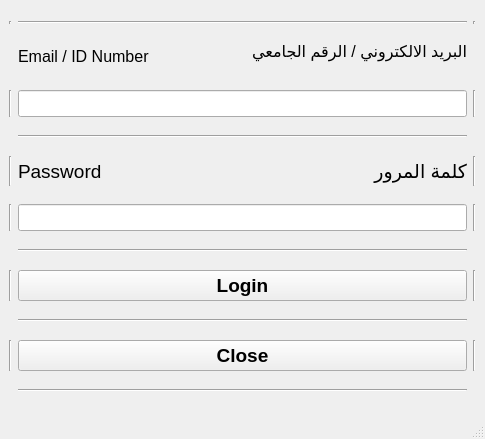
Above: GUI_MainApp.ui from nwaaf20050-netizen/EE202_Course_Project before the change. Below: the same form after it.
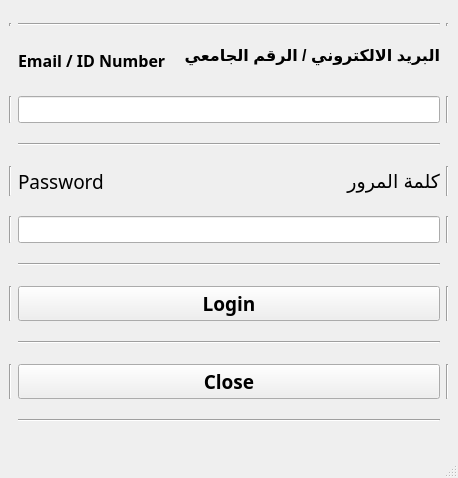
That is the form after the change.

```diff
--- a/GUI_MainApp.ui
+++ b/GUI_MainApp.ui
@@ -6,8 +6,8 @@
    <rect>
     <x>0</x>
     <y>0</y>
-    <width>485</width>
-    <height>439</height>
+    <width>458</width>
+    <height>478</height>
    </rect>
   </property>
   <property name="windowTitle">
@@ -70,8 +70,8 @@
 &lt;html&gt;&lt;head&gt;&lt;meta name=&quot;qrichtext&quot; content=&quot;1&quot; /&gt;&lt;style type=&quot;text/css&quot;&gt;
 p, li { white-space: pre-wrap; }
 &lt;/style&gt;&lt;/head&gt;&lt;body style=&quot; font-family:'MS Shell Dlg 2'; font-size:12pt; font-weight:400; font-style:normal;&quot;&gt;
-&lt;p align=&quot;right&quot; style=&quot; margin-top:12px; margin-bottom:12px; margin-left:0px; margin-right:0px; -qt-block-indent:0; text-indent:0px;&quot;&gt;البريد الالكتروني / الرقم الجامعي&lt;/p&gt;
-&lt;p align=&quot;right&quot; style=&quot;-qt-paragraph-type:empty; margin-top:12px; margin-bottom:12px; margin-left:0px; margin-right:0px; -qt-block-indent:0; text-indent:0px;&quot;&gt;&lt;br /&gt;&lt;/p&gt;&lt;/body&gt;&lt;/html&gt;</string>
+&lt;p align=&quot;right&quot; style=&quot; margin-top:12px; margin-bottom:12px; margin-left:0px; margin-right:0px; -qt-block-indent:0; text-indent:0px;&quot;&gt;&lt;span style=&quot; font-weight:600;&quot;&gt;البريد الالكتروني / الرقم الجامعي&lt;/span&gt;&lt;/p&gt;
+&lt;p align=&quot;right&quot; style=&quot;-qt-paragraph-type:empty; margin-top:12px; margin-bottom:12px; margin-left:0px; margin-right:0px; -qt-block-indent:0; text-indent:0px; font-weight:600;&quot;&gt;&lt;br /&gt;&lt;/p&gt;&lt;/body&gt;&lt;/html&gt;</string>
       </property>
      </widget>
     </item>
@@ -79,6 +79,7 @@
      <widget class="QPushButton" name="pushButton_Login">
       <property name="font">
        <font>
+        <family>Rockwell</family>
         <pointsize>14</pointsize>
         <weight>75</weight>
         <bold>true</bold>
@@ -145,6 +146,7 @@
       </property>
       <property name="font">
        <font>
+        <family>Rockwell</family>
         <pointsize>14</pointsize>
         <weight>50</weight>
         <bold>false</bold>
@@ -202,6 +204,7 @@
      <widget class="QPushButton" name="pushButton_Close">
       <property name="font">
        <font>
+        <family>Rockwell</family>
         <pointsize>14</pointsize>
         <weight>75</weight>
         <bold>true</bold>
@@ -292,9 +295,10 @@
       </property>
       <property name="font">
        <font>
+        <family>Rockwell</family>
         <pointsize>12</pointsize>
-        <weight>50</weight>
-        <bold>false</bold>
+        <weight>75</weight>
+        <bold>true</bold>
         <kerning>true</kerning>
        </font>
       </property>
@@ -302,8 +306,8 @@
        <string>&lt;!DOCTYPE HTML PUBLIC &quot;-//W3C//DTD HTML 4.0//EN&quot; &quot;http://www.w3.org/TR/REC-html40/strict.dtd&quot;&gt;
 &lt;html&gt;&lt;head&gt;&lt;meta name=&quot;qrichtext&quot; content=&quot;1&quot; /&gt;&lt;style type=&quot;text/css&quot;&gt;
 p, li { white-space: pre-wrap; }
-&lt;/style&gt;&lt;/head&gt;&lt;body style=&quot; font-family:'MS Shell Dlg 2'; font-size:12pt; font-weight:400; font-style:normal;&quot;&gt;
-&lt;p style=&quot; margin-top:12px; margin-bottom:12px; margin-left:0px; margin-right:0px; -qt-block-indent:0; text-indent:0px;&quot;&gt;Email / ID Number&lt;/p&gt;&lt;/body&gt;&lt;/html&gt;</string>
+&lt;/style&gt;&lt;/head&gt;&lt;body style=&quot; font-family:'Rockwell'; font-size:12pt; font-weight:600; font-style:normal;&quot;&gt;
+&lt;p style=&quot; margin-top:12px; margin-bottom:12px; margin-left:0px; margin-right:0px; -qt-block-indent:0; text-indent:0px;&quot;&gt;&lt;span style=&quot; font-family:'MS Shell Dlg 2';&quot;&gt;Email / ID Number&lt;/span&gt;&lt;/p&gt;&lt;/body&gt;&lt;/html&gt;</string>
       </property>
      </widget>
     </item>
```
